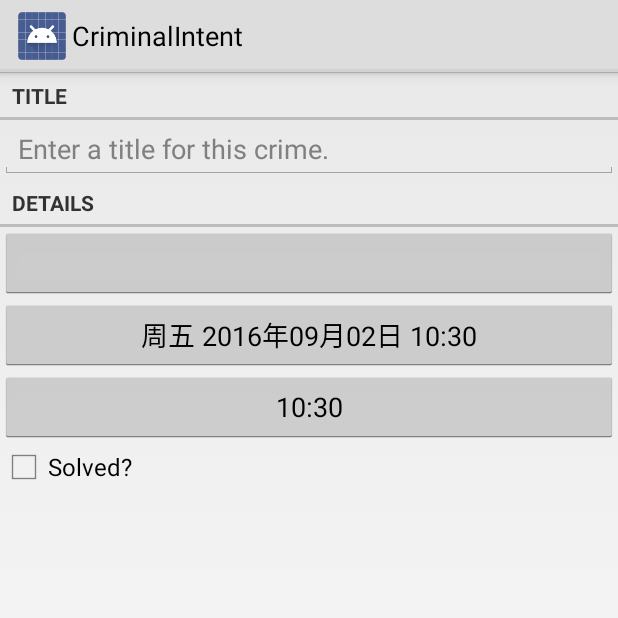
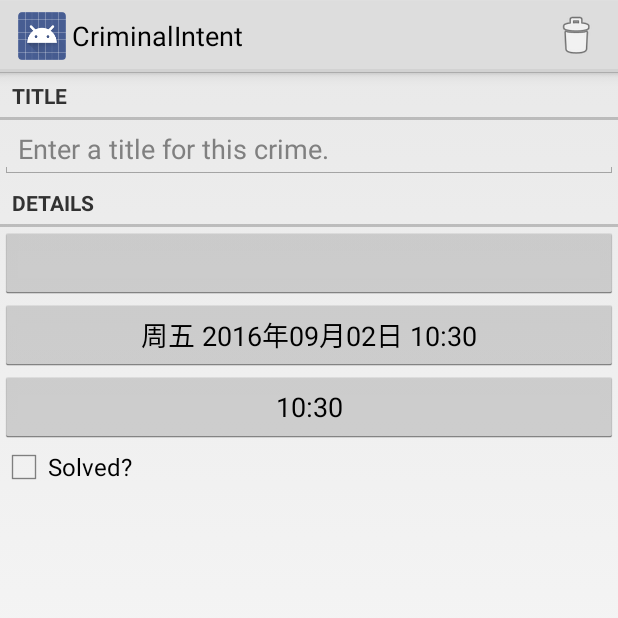
Before and after one commit to liaoyuanhuo666/CriminalIntent, an Android app: the screen it shows after launch (CrimePagerActivity), after a tap on "string text_no_song", on a phone screen of 412 x 824 dp, the top half of it. Run offline under Robolectric (Android 15) with nearby library versions, the phone set to English and light mode, and no system bars; network calls fail.

Commit message:
实现明细列表项删除crime记录的功能

```diff
--- a/app/src/main/java/com/example/hasee/criminalintent/CrimeFragment.java
+++ b/app/src/main/java/com/example/hasee/criminalintent/CrimeFragment.java
@@ -16,6 +16,8 @@ import android.text.Editable;
 import android.text.TextWatcher;
 import android.util.Log;
 import android.view.LayoutInflater;
+import android.view.Menu;
+import android.view.MenuInflater;
 import android.view.MenuItem;
 import android.view.View;
 import android.view.ViewGroup;
@@ -159,6 +161,12 @@ public class CrimeFragment extends Fragment {
         CrimeLab.getInstanse(getActivity()).saveCrimes();
     }
 
+    @Override
+    public void onCreateOptionsMenu(Menu menu, MenuInflater inflater) {
+        super.onCreateOptionsMenu(menu, inflater);
+        inflater.inflate(R.menu.crime_list_item_context,menu);
+    }
+
     @TargetApi(11)
     @Override
     public boolean onOptionsItemSelected(MenuItem item) {
@@ -168,7 +176,12 @@ public class CrimeFragment extends Fragment {
                     NavUtils.navigateUpFromSameTask(getActivity());
                 }
                 return true;
-
+            case R.id.crime_list_item_delete:
+                CrimeLab.getInstanse(getActivity()).delete(mCrime);
+                mCrimeTitle.setText("");
+                mSolvedCb.setChecked(false);
+                mTimeBtn.setText("");
+                mDateBtn.setText("");
             default:
                 return super.onOptionsItemSelected(item);
 
--- a/app/src/main/res/menu/crime_list_item_context.xml
+++ b/app/src/main/res/menu/crime_list_item_context.xml
@@ -1,6 +1,10 @@
 <?xml version="1.0" encoding="utf-8"?>
-<menu xmlns:android="http://schemas.android.com/apk/res/android">
-    <item android:id="@+id/crime_list_item_delete"
-          android:icon="@android:drawable/ic_menu_delete"
-          android:title="@string/delete_crime"/>
+<menu xmlns:android="http://schemas.android.com/apk/res/android"
+      xmlns:tools="http://schemas.android.com/tools">
+    <item
+        android:id="@+id/crime_list_item_delete"
+        android:icon="@android:drawable/ic_menu_delete"
+        android:showAsAction="ifRoom|withText"
+        android:title="@string/delete_crime"
+        tools:ignore="AppCompatResource"/>
 </menu>
```
